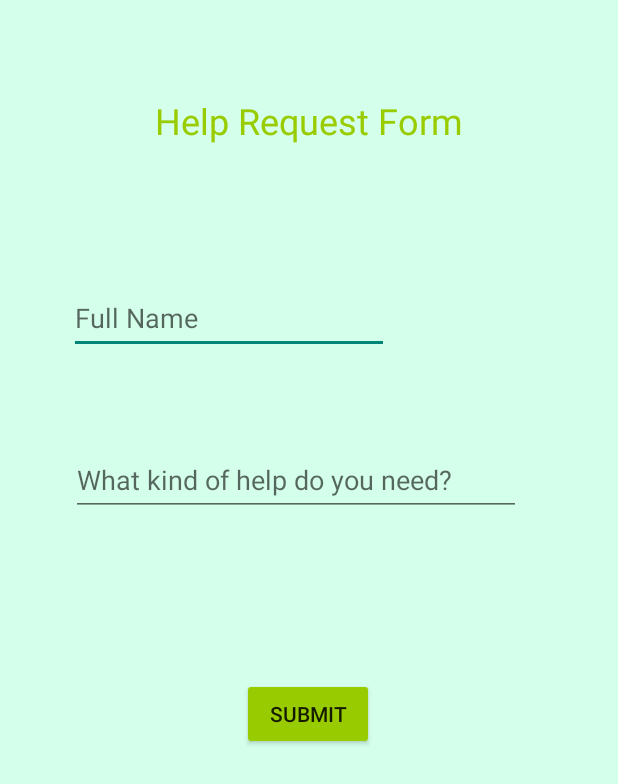
After one commit to forbesne/Payward, an Android app built with Jetpack Compose: the HelpRequestActivity screen opened directly, with no data from a screen before it, on a phone screen of 412 x 824 dp. The commit adds this screen. Shown: the top 784 px of the screen. Run offline under Robolectric (Android 15) with nearby library versions, the phone set to English and light mode, and no system bars.

Commit message:
help request and button

```diff
--- a/app/src/main/AndroidManifest.xml
+++ b/app/src/main/AndroidManifest.xml
@@ -14,6 +14,13 @@
         android:theme="@style/Theme.Payward"
         tools:targetApi="31">
         <activity
+            android:name=".HelpRequestActivity"
+            android:exported="false">
+            <meta-data
+                android:name="android.app.lib_name"
+                android:value="" />
+        </activity>
+        <activity
             android:name=".MainActivity"
             android:exported="true"
             android:label="@string/app_name"
--- /dev/null
+++ b/app/src/main/java/com/payward/mobile/HelpRequestActivity.kt
@@ -0,0 +1,26 @@
+package com.payward.mobile
+
+import android.content.Intent
+import android.os.Bundle
+import android.widget.Button
+import android.widget.EditText
+import androidx.activity.ComponentActivity
+import com.payward.mobile.dto.Request
+
+class HelpRequestActivity : ComponentActivity() {
+
+    private lateinit var viewModel: MainViewModel
+
+    override fun onCreate(savedInstanceState: Bundle?) {
+        super.onCreate(savedInstanceState)
+        setContentView(R.layout.activity_help_request)
+
+        val submitButton = findViewById<Button>(R.id.submit_button)
+        submitButton.setOnClickListener {
+            val request = Request()
+            request.userId = findViewById<EditText>(R.id.user_name).toString()
+            request.text = findViewById<EditText>(R.id.description).toString()
+            viewModel.save(request)
+        }
+    }
+}
--- a/app/src/main/java/com/payward/mobile/MainActivity.kt
+++ b/app/src/main/java/com/payward/mobile/MainActivity.kt
@@ -1,6 +1,8 @@
 package com.payward.mobile
 
+import android.content.Intent
 import android.os.Bundle
+import android.widget.Button
 import androidx.activity.ComponentActivity
 import androidx.lifecycle.ViewModelProvider
 
@@ -12,6 +14,11 @@ class MainActivity : ComponentActivity() {
         super.onCreate(savedInstanceState)
         this.setContentView(R.layout.activity_main)
 
+        val helpRequestButton = findViewById<Button>(R.id.helpRequestBtn)
+        helpRequestButton.setOnClickListener {
+          this.setContentView(R.layout.activity_help_request)
+        }
+
         viewModel = ViewModelProvider(this).get(MainViewModel::class.java)
         viewModel.initializeFirebase()
     }
--- /dev/null
+++ b/app/src/main/res/layout/activity_help_request.xml
@@ -0,0 +1,64 @@
+<?xml version="1.0" encoding="utf-8"?>
+<androidx.constraintlayout.widget.ConstraintLayout xmlns:android="http://schemas.android.com/apk/res/android"
+    xmlns:app="http://schemas.android.com/apk/res-auto"
+    xmlns:tools="http://schemas.android.com/tools"
+    android:layout_width="match_parent"
+    android:layout_height="match_parent"
+    android:background="@color/pastel_green"
+    tools:context=".HelpRequestActivity">
+
+    <TextView
+        android:id="@+id/title"
+        android:layout_width="wrap_content"
+        android:layout_height="wrap_content"
+        android:layout_marginTop="64dp"
+        android:text="@string/title"
+        android:textColor="@android:color/holo_green_light"
+        android:textSize="24sp"
+        app:layout_constraintEnd_toEndOf="parent"
+        app:layout_constraintStart_toStartOf="parent"
+        app:layout_constraintTop_toTopOf="parent" />
+
+    <EditText
+        android:id="@+id/user_name"
+        android:layout_width="wrap_content"
+        android:layout_height="wrap_content"
+        android:layout_marginTop="188dp"
+        android:ems="10"
+        android:hint="@string/name"
+        android:inputType="text"
+        android:minHeight="48dp"
+        app:layout_constraintEnd_toEndOf="parent"
+        app:layout_constraintHorizontal_bias="0.233"
+        app:layout_constraintStart_toStartOf="parent"
+        app:layout_constraintTop_toTopOf="parent" />
+
+    <EditText
+        android:id="@+id/description"
+        android:layout_width="300dp"
+        android:layout_height="wrap_content"
+        android:layout_marginTop="296dp"
+        android:ems="10"
+        android:hint="@string/description"
+        android:inputType="text"
+        android:maxLines="2"
+        android:minHeight="48dp"
+        app:layout_constraintEnd_toEndOf="parent"
+        app:layout_constraintHorizontal_bias="0.423"
+        app:layout_constraintStart_toStartOf="parent"
+        app:layout_constraintTop_toTopOf="parent" />
+
+    <Button
+        android:id="@+id/submit_button"
+        android:layout_width="wrap_content"
+        android:layout_height="wrap_content"
+        android:layout_marginTop="452dp"
+        android:backgroundTint="@android:color/holo_green_light"
+        android:text="SUBMIT"
+        app:layout_constraintEnd_toEndOf="parent"
+        app:layout_constraintHorizontal_bias="0.498"
+        app:layout_constraintStart_toStartOf="parent"
+        app:layout_constraintTop_toTopOf="parent" />
+
+
+</androidx.constraintlayout.widget.ConstraintLayout>
--- a/app/src/main/res/layout/activity_main.xml
+++ b/app/src/main/res/layout/activity_main.xml
@@ -83,7 +83,7 @@
             android:layout_height="48dp"
             android:layout_marginStart="42dp"
             android:layout_marginTop="16dp"
-            android:background="@drawable/help"
+            android:text="HR"
             android:contentDescription="@string/app_name"
             style="?android:attr/buttonBarButtonStyle" />
 
--- a/app/src/main/res/layout/item_post.xml
+++ b/app/src/main/res/layout/item_post.xml
@@ -16,7 +16,7 @@
         android:padding="15dp">
 
     <TextView
-        android:id="@+id/username"
+        android:id="@+id/user_name"
         android:layout_width="wrap_content"
         android:layout_height="wrap_content"
         android:text="@string/textview"
--- a/app/src/main/res/values/strings.xml
+++ b/app/src/main/res/values/strings.xml
@@ -3,4 +3,9 @@
     <string name="textview">TextView</string>
     <string name="textview2">TextView</string>
     <string name="textview3">TextView</string>
+    <string name="required">Required</string>
+    <string name="user_name" />
+    <string name="title">Help Request Form</string>
+    <string name="name">Full Name</string>
+    <string name="description">What kind of help do you need?</string>
 </resources>
```
